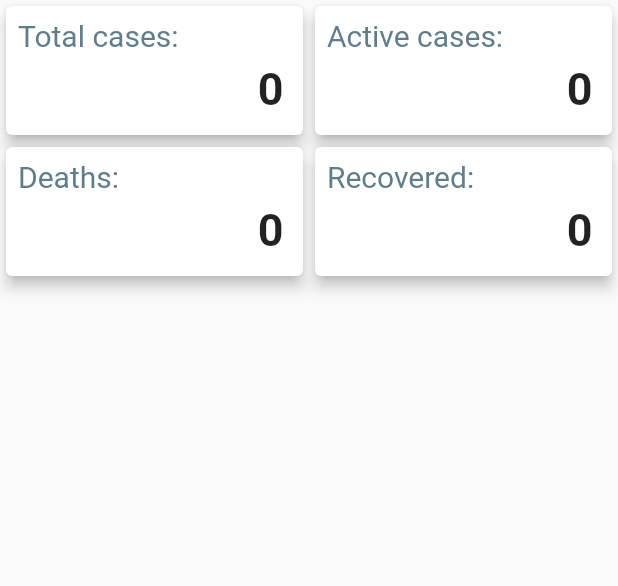
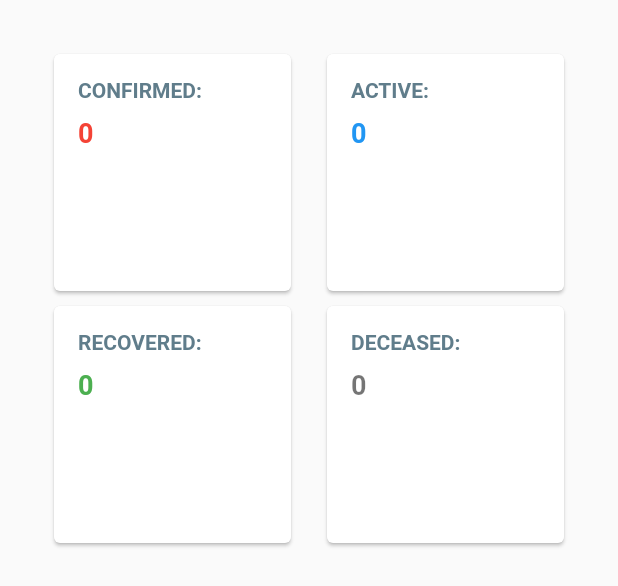
Before and after one commit to bunkovic/covidCount, a Flutter app: the GlobalStatDisplay widget shown alone on an empty page, opened directly with empty values, on a phone screen of 412 x 824 dp. Shown: the top 586 px of the screen. Run offline on Flutter 3.47's test engine with Material 2 defaults, Android fonts, the phone set to English and light mode, and no system bars; our stand-ins replace bloc, dio, flutter_bloc, get_it, pretty_dio_logger, retrofit; generated files the repository leaves out were written again; network calls fail.

Commit message:
new main stat display

```diff
--- a/lib/country_list/country_list_screen_list_view.dart
+++ b/lib/country_list/country_list_screen_list_view.dart
@@ -11,7 +11,8 @@ class CountryListScreenListView extends StatelessWidget {
 
   @override
   Widget build(BuildContext context) {
-    return ListView.builder(
+    return Container(
+      child: ListView.builder(
           itemCount: _countryDataList.length,
           itemBuilder: (BuildContext context, int index) {
             var countryData = _countryDataList[index];
@@ -30,6 +31,7 @@ class CountryListScreenListView extends StatelessWidget {
                 ),
               ),
             );
-        });
+          }),
+    );
   }
 }
--- a/lib/global/global_stat_display.dart
+++ b/lib/global/global_stat_display.dart
@@ -5,27 +5,40 @@ import 'package:flutter/material.dart';
 
 class GlobalStatDisplay extends StatelessWidget {
   final GlobalStats stats;
+
   GlobalStatDisplay(this.stats);
 
   @override
   Widget build(BuildContext context) {
     return Container(
-      child: Column(
+//      child: Column(
+//        children: <Widget>[
+//          Row(
+//            crossAxisAlignment: CrossAxisAlignment.start,
+//            children: <Widget>[
+//              Expanded(child:
+//              Expanded(child: StatDisplayCard("Active cases", stats.activeCases)),
+//            ],
+//          ),
+//          Row(
+//            crossAxisAlignment: CrossAxisAlignment.start,
+//            children: <Widget>[
+//              Expanded(child: StatDisplayCard("Deaths", stats.deaths)),
+//              Expanded(child: StatDisplayCard("Recovered", stats.recovered)),
+//            ],
+//          )
+//        ],
+//      ),
+      child: GridView.count(
+        padding: EdgeInsets.all(32.0),
+        mainAxisSpacing: 2.0,
+        crossAxisSpacing: 16,
+        crossAxisCount: 2,
         children: <Widget>[
-          Row(
-            crossAxisAlignment: CrossAxisAlignment.start,
-            children: <Widget>[
-              Expanded(child: StatDisplayCard("Total cases", stats.totalCases)),
-              Expanded(child: StatDisplayCard("Active cases", stats.activeCases)),
-            ],
-          ),
-          Row(
-            crossAxisAlignment: CrossAxisAlignment.start,
-            children: <Widget>[
-              Expanded(child: StatDisplayCard("Deaths", stats.deaths)),
-              Expanded(child: StatDisplayCard("Recovered", stats.recovered)),
-            ],
-          )
+          StatDisplayCard("CONFIRMED", stats.totalCases, Colors.red),
+          StatDisplayCard("ACTIVE", stats.activeCases, Colors.blue),
+          StatDisplayCard("RECOVERED", stats.recovered, Colors.green),
+          StatDisplayCard("DECEASED", stats.deaths, Colors.black54),
         ],
       ),
     );
--- a/lib/global/global_stat_screen.dart
+++ b/lib/global/global_stat_screen.dart
@@ -9,7 +9,7 @@ class GlobalStatScreen extends StatelessWidget {
 
   @override
   Widget build(BuildContext context) {
-    return  Container(
+    return  Center(
         child: BlocBuilder<GlobalStatBloc, GlobalStatState>(
           bloc: BlocProvider.of(context),
           builder: (BuildContext context, GlobalStatState state) {
--- a/lib/global/stat_display_card.dart
+++ b/lib/global/stat_display_card.dart
@@ -1,40 +1,51 @@
 import 'package:flutter/material.dart';
+import 'package:intl/intl.dart';
 
 class StatDisplayCard extends StatelessWidget {
   final String _title;
   final num _count;
+  final Color _color;
+  NumberFormat formatter;
+  StatDisplayCard(this._title, this._count, this._color){
+    formatter =_getNumberFormat();
+  }
 
-  StatDisplayCard(this._title, this._count);
 
+   NumberFormat _getNumberFormat(){
+    if (_count > 100 *1000){
+      return NumberFormat.compact();
+    } else {
+      return NumberFormat.decimalPattern();
+    }
+  }
   @override
   Widget build(BuildContext context) {
     return Card(
-      elevation: 4,
+      elevation: 1,
       child: Padding(
-        padding: const EdgeInsets.all(8.0),
+        padding: const EdgeInsets.all(16.0),
         child: Container(
           height: 70,
-          child: Stack(
+          child: Column(
+            crossAxisAlignment: CrossAxisAlignment.start,
             children: <Widget>[
-              Positioned(
-                child: Text(
+              Text(
                 "$_title:",
                 style: TextStyle(
                   color: Colors.blueGrey,
-                    fontSize: 20,
+                  fontWeight: FontWeight.bold,
+                  fontSize: 14,
                 ),
               ),
+              SizedBox(
+                height: 10,
               ),
-              Positioned(
-                bottom: 5,
-                right: 5,
-                child: Text(
-                  "$_count",
+              Text(
+                formatter.format(_count),
                 style: TextStyle(
-                    color: Colors.black87,
-                    fontSize: 30,
+                  color: _color,
+                  fontSize: 18,
                   fontWeight: FontWeight.bold
-                  ),
               ),
               ),
             ],
@@ -43,4 +54,6 @@ class StatDisplayCard extends StatelessWidget {
       ),
     );
   }
+
+
 }
--- a/pubspec.yaml
+++ b/pubspec.yaml
@@ -28,6 +28,7 @@ dependencies:
   flutter_bloc: ^3.2.0
   retrofit: any
   logger: any  #for logging purpose
+  intl: ">=0.14.0"
 
   cupertino_icons: ^0.1.3
 
```
Also changed, not shown: lib/main.dart (+8 -25 lines), pubspec.lock. Lines whose indentation alone changed are shown as unchanged.
